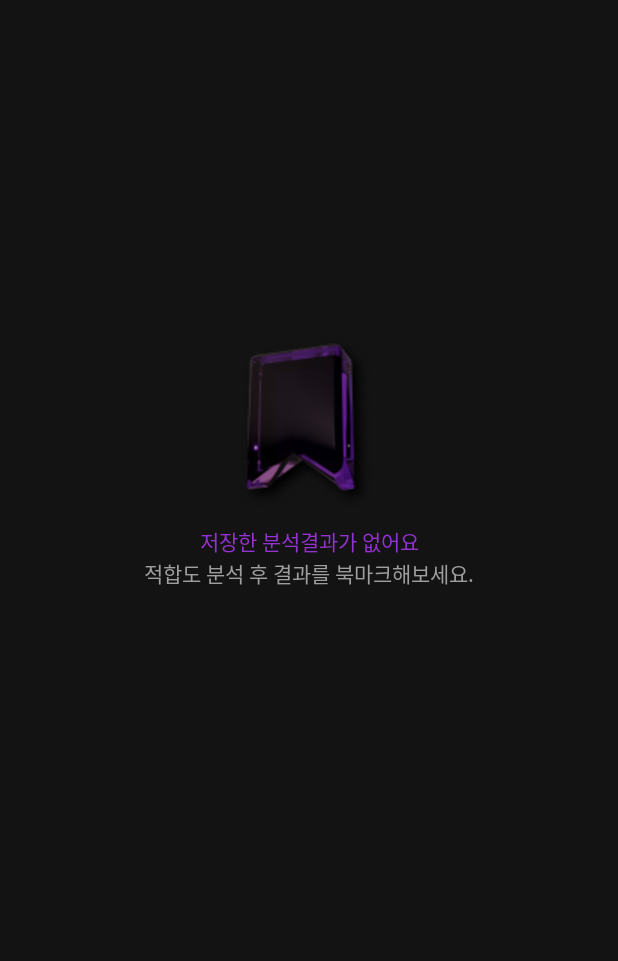
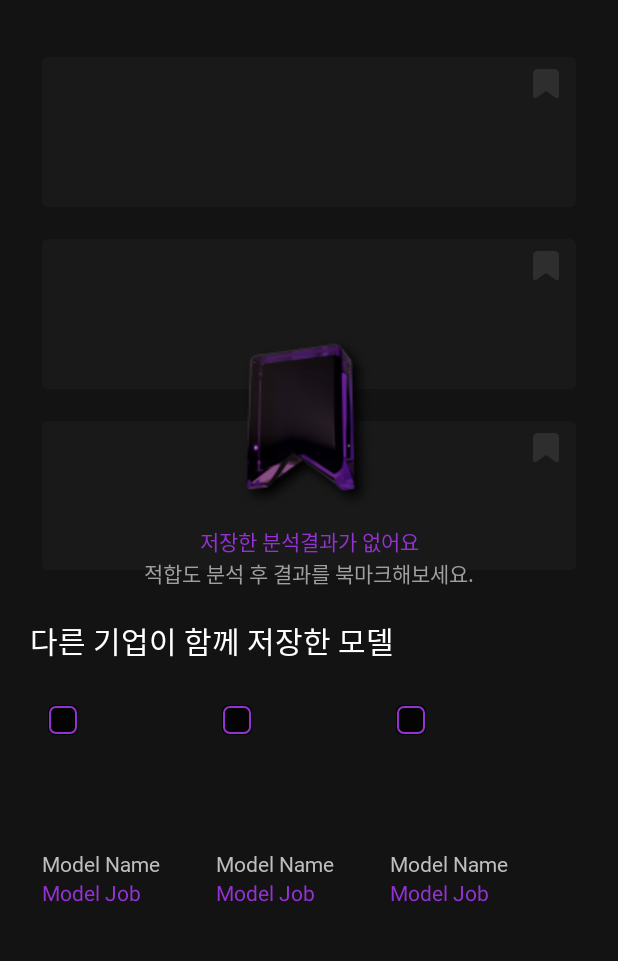
Before and after one commit to Kusitms-29th-Soullive-C/frontend, an Android app: the layout fragment_bookmark.xml on its own in the app's theme, with its tools: preview values and no code run, on a phone screen of 412 x 824 dp, the part 63-1024 px from its top. Run offline under Robolectric (Android 15) with nearby library versions, the phone set to English and light mode, and no system bars.

Commit message:
Design: 북마크 페이지 리사이클러뷰 적용

```diff
--- a/app/src/main/res/layout/fragment_bookmark.xml
+++ b/app/src/main/res/layout/fragment_bookmark.xml
@@ -23,7 +23,42 @@
 
     </com.google.android.material.appbar.MaterialToolbar>
 
+    <androidx.recyclerview.widget.RecyclerView
+        android:id="@+id/rv_bookmark1"
+        android:layout_width="match_parent"
+        android:layout_height="350dp"
+        android:layout_marginHorizontal="20dp"
+        android:layout_marginTop="16dp"
+        app:layoutManager="androidx.recyclerview.widget.StaggeredGridLayoutManager"
+        app:layout_constraintTop_toBottomOf="@id/bookmark_toolbar"
+        tools:listitem="@layout/item_bookmark_model" />
 
+    <TextView
+        android:id="@+id/tv_bookmark1"
+        android:layout_width="wrap_content"
+        android:layout_height="wrap_content"
+        android:layout_marginStart="20dp"
+        android:layout_marginTop="32dp"
+        android:fontFamily="@font/pretendard_bold"
+        android:text="@string/다른_기업이_함께_저장한_모델"
+        android:textColor="@color/white"
+        android:textSize="20sp"
+        app:layout_constraintStart_toStartOf="parent"
+        app:layout_constraintTop_toBottomOf="@id/rv_bookmark1" />
+
+
+    <androidx.recyclerview.widget.RecyclerView
+        android:id="@+id/rv_bookmark2"
+        android:layout_width="match_parent"
+        android:layout_height="wrap_content"
+        android:layout_marginHorizontal="20dp"
+        android:layout_marginTop="16dp"
+        android:orientation="horizontal"
+        app:layoutManager="androidx.recyclerview.widget.LinearLayoutManager"
+        app:layout_constraintTop_toBottomOf="@id/tv_bookmark1"
+        tools:listitem="@layout/item_output_step1_similar" />
+
+    <!--empty-->
     <ImageView
         android:id="@+id/img_bookmark_empty"
         android:layout_width="wrap_content"
@@ -54,4 +89,5 @@
         app:layout_constraintStart_toStartOf="parent"
         app:layout_constraintTop_toBottomOf="@id/tv_bookmark_empty1" />
 
+
 </androidx.constraintlayout.widget.ConstraintLayout>
--- a/app/src/main/res/values/strings.xml
+++ b/app/src/main/res/values/strings.xml
@@ -235,5 +235,6 @@
     <!--bookmark-->
     <string name="저장한_분석결과가_없어요">저장한 분석결과가 없어요</string>
     <string name="적합도_분석_후_결과를_북마크해보세요">적합도 분석 후 결과를 북마크해보세요.</string>
+    <string name="다른_기업이_함께_저장한_모델">다른 기업이 함께 저장한 모델</string>
 
 </resources>
```
